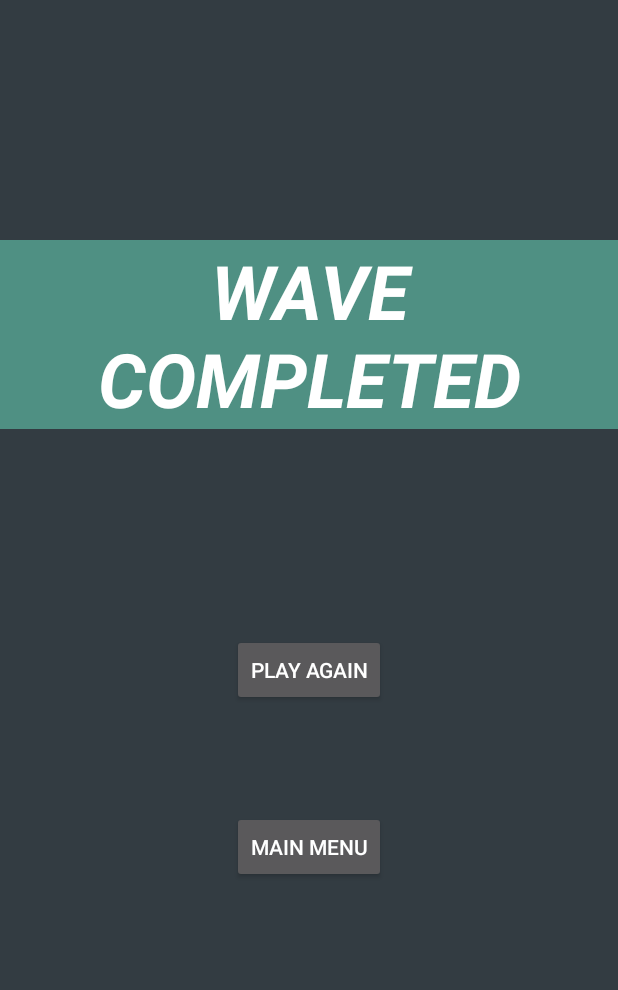
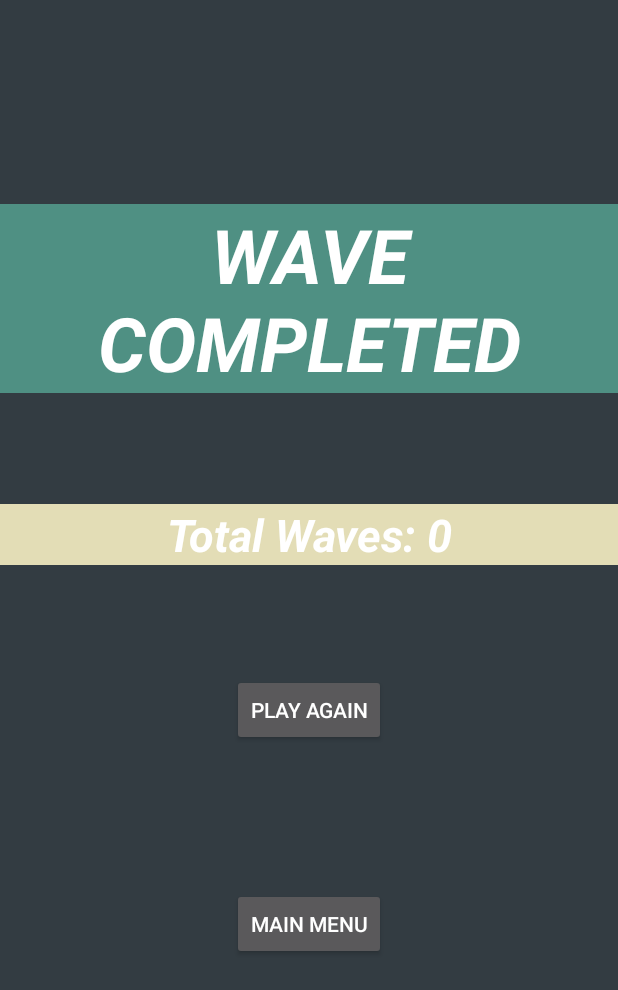
Before and after one commit to d-philip/WaveGen, an Android app: the PostGame screen opened directly, with no data from a screen before it, on a phone screen of 412 x 824 dp. Shown: the top 990 px of the screen. Run offline under Robolectric (Android 15) with nearby library versions, the light colour scheme and no system bars.

Commit message:
Added score counter. Does not accurately count yet since it increments multiple times when the game is won since its in OnScroll.

```diff
--- a/app/src/main/java/wavegen/wavegengame/Game.java
+++ b/app/src/main/java/wavegen/wavegengame/Game.java
@@ -1,6 +1,7 @@
 package wavegen.wavegengame;
 
 import android.content.Intent;
+import android.content.SharedPreferences;
 import android.graphics.Color;
 import android.provider.ContactsContract;
 import android.support.v7.app.AppCompatActivity;
@@ -553,6 +554,20 @@ public class Game extends AppCompatActivity implements View.OnTouchListener, Ges
         if(checkCorrectPan(pan1,panfinal1)&&checkCorrectPan(pan2,panfinal2)&&checkCorrectPan(pan3,panfinal3)){ //Check win condition
             //Print message to log for debugging
             Log.d(TAG, "You Win!");
+
+            //Keeps track of score
+            int currentscore;
+            SharedPreferences score = getSharedPreferences("wavescompleted", 0);
+            if(score == null){
+                currentscore = 0;
+            }
+            else{
+                currentscore = score.getInt("wavescompleted", 0) + 1;
+            }
+            SharedPreferences.Editor editor = score.edit();
+            editor.putInt("wavescompleted", currentscore++);
+            editor.apply();
+
             //Thread.sleep(2000);
 
             //Switch to PostGame intent
--- a/app/src/main/java/wavegen/wavegengame/PostGame.java
+++ b/app/src/main/java/wavegen/wavegengame/PostGame.java
@@ -1,9 +1,11 @@
 package wavegen.wavegengame;
 
 import android.content.Intent;
+import android.content.SharedPreferences;
 import android.support.v7.app.AppCompatActivity;
 import android.os.Bundle;
 import android.view.View;
+import android.widget.TextView;
 
 public class PostGame extends AppCompatActivity {
 
@@ -11,6 +13,14 @@ public class PostGame extends AppCompatActivity {
     protected void onCreate(Bundle savedInstanceState) {
         super.onCreate(savedInstanceState);
         setContentView(R.layout.activity_post_game);
+
+        SharedPreferences score = getSharedPreferences("wavescompleted", 0);
+        int wavescompleted = score.getInt("wavescompleted", 0);
+
+        String scoretext = "Total Waves: " + wavescompleted;
+
+        TextView scoreview = findViewById(R.id.scoreview);
+        scoreview.setText(scoretext);
     }
 
     public void launchPlayAgain(View view) {
--- a/app/src/main/res/layout/activity_post_game.xml
+++ b/app/src/main/res/layout/activity_post_game.xml
@@ -6,6 +6,25 @@
     android:layout_height="match_parent"
     tools:context=".PostGame"
     tools:layout_editor_absoluteY="81dp">
+
+    <TextView
+        android:id="@+id/scoreview"
+        android:layout_width="0dp"
+        android:layout_height="wrap_content"
+        android:background="@color/colorAccent"
+        android:text="Total Waves: "
+        android:textAlignment="center"
+        android:textAllCaps="false"
+        android:textAppearance="@style/TextAppearance.AppCompat.Display2"
+        android:textColor="@android:color/white"
+        android:textSize="30sp"
+        android:textStyle="bold|italic"
+        app:layout_constraintBottom_toBottomOf="parent"
+        app:layout_constraintEnd_toEndOf="parent"
+        app:layout_constraintHorizontal_bias="0.0"
+        app:layout_constraintStart_toStartOf="parent"
+        app:layout_constraintTop_toTopOf="parent"
+        app:layout_constraintVertical_bias="0.429" />
 
     <TextView
         android:id="@+id/textView"
@@ -21,9 +40,10 @@
         android:textStyle="bold|italic"
         app:layout_constraintBottom_toBottomOf="parent"
         app:layout_constraintEnd_toEndOf="parent"
+        app:layout_constraintHorizontal_bias="0.0"
         app:layout_constraintStart_toStartOf="parent"
         app:layout_constraintTop_toTopOf="parent"
-        app:layout_constraintVertical_bias="0.229" />
+        app:layout_constraintVertical_bias="0.195" />
 
     <Button
         android:id="@+id/button2"
@@ -36,7 +56,7 @@
         app:layout_constraintHorizontal_bias="0.501"
         app:layout_constraintStart_toStartOf="parent"
         app:layout_constraintTop_toTopOf="parent"
-        app:layout_constraintVertical_bias="0.545" />
+        app:layout_constraintVertical_bias="0.579" />
 
     <Button
         android:id="@+id/button3"
@@ -49,6 +69,6 @@
         app:layout_constraintHorizontal_bias="0.501"
         app:layout_constraintStart_toStartOf="parent"
         app:layout_constraintTop_toTopOf="parent"
-        app:layout_constraintVertical_bias="0.697" />
+        app:layout_constraintVertical_bias="0.763" />
 
 </android.support.constraint.ConstraintLayout>
```
